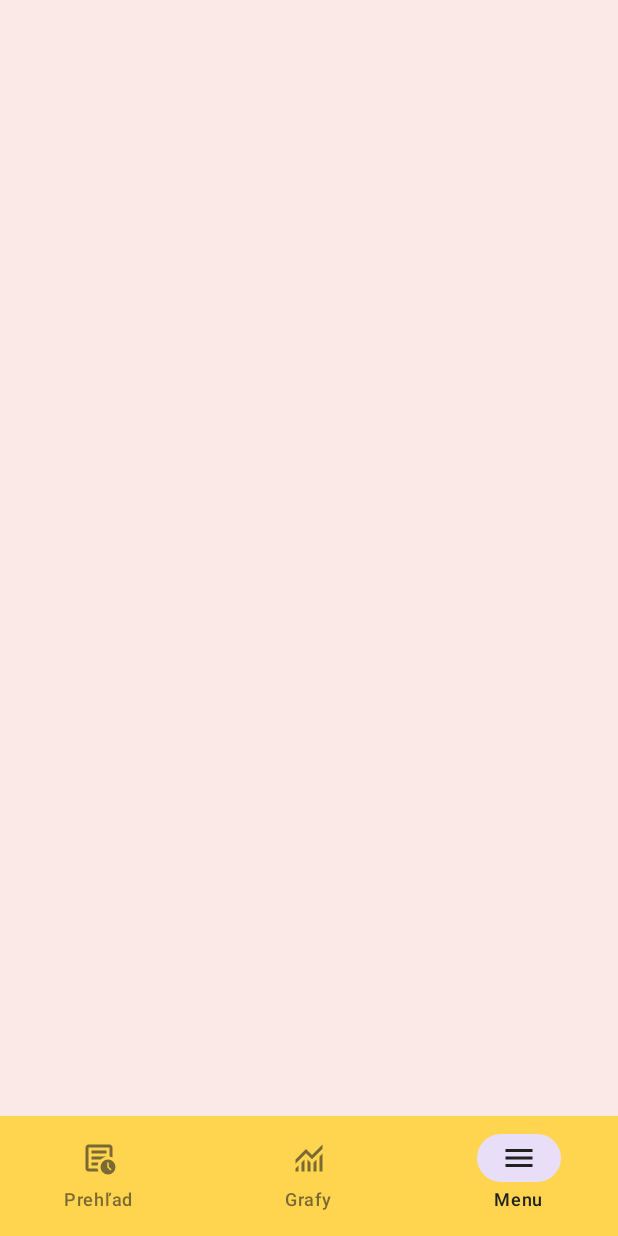
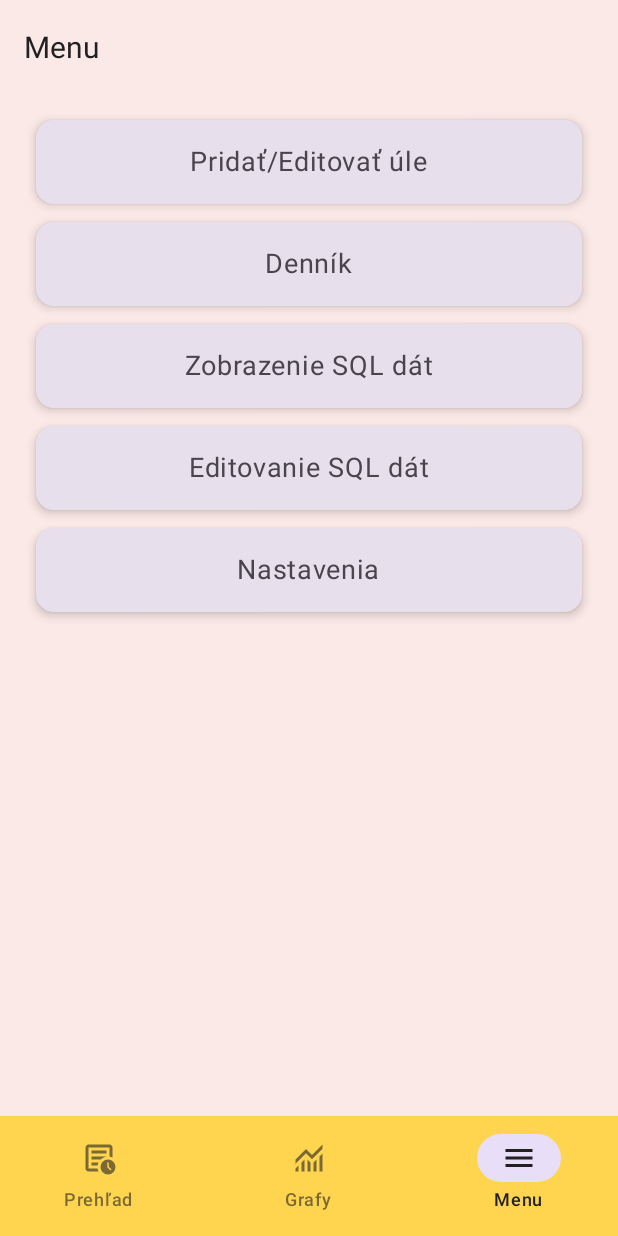
Before and after one commit to Miclah/BeeSense, an Android app built with Jetpack Compose: the MenuScreen screen opened through its navigation route, on a phone screen of 412 x 824 dp. Run offline under Robolectric (Android 15) with nearby library versions, the phone set to English and light mode, and no system bars.

Commit message:
Menu screen
- Added a Menu screen with navigation to subpages.
- Each menu item will navigate the user to it's respective page. (yet to implement).

```diff
--- a/app/src/main/java/com/beesense/MainActivity.kt
+++ b/app/src/main/java/com/beesense/MainActivity.kt
@@ -15,7 +15,7 @@ import com.beesense.ui.components.BottomNavigationBar
 import com.beesense.ui.navigation.Screen
 import com.beesense.ui.screens.OverviewScreen
 import com.beesense.ui.screens.GraphScreen
-import com.beesense.ui.screens.Menu
+import com.beesense.ui.screens.MenuScreen
 import com.beesense.ui.theme.BeeSenseTheme
 
 class MainActivity : ComponentActivity() {
@@ -60,7 +60,7 @@ fun MainApp() {
         ) {
             composable(Screen.Overview.route) { OverviewScreen() }
             composable(Screen.Graphs.route) { GraphScreen() }
-            composable(Screen.Menu.route) { Menu() }
+            composable(Screen.Menu.route) { MenuScreen(navController) }
         }
     }
 }
--- a/app/src/main/java/com/beesense/ui/screens/Menu.kt
+++ b/app/src/main/java/com/beesense/ui/screens/Menu.kt
@@ -1,4 +1,72 @@
 package com.beesense.ui.screens
 
-class Menu {
+import androidx.compose.foundation.clickable
+import androidx.compose.foundation.layout.Arrangement
+import androidx.compose.foundation.layout.Box
+import androidx.compose.foundation.layout.Column
+import androidx.compose.foundation.layout.fillMaxSize
+import androidx.compose.foundation.layout.fillMaxWidth
+import androidx.compose.foundation.layout.padding
+import androidx.compose.foundation.shape.RoundedCornerShape
+import androidx.compose.material3.Card
+import androidx.compose.material3.CardDefaults
+import androidx.compose.material3.ExperimentalMaterial3Api
+import androidx.compose.material3.MaterialTheme
+import androidx.compose.material3.Scaffold
+import androidx.compose.material3.Text
+import androidx.compose.material3.TopAppBar
+import androidx.compose.runtime.Composable
+import androidx.compose.ui.Alignment
+import androidx.compose.ui.Modifier
+import androidx.compose.ui.unit.dp
+import androidx.compose.ui.unit.sp
+import androidx.navigation.NavController
+
+@OptIn(ExperimentalMaterial3Api::class)
+@Composable
+fun MenuScreen(navController: NavController) {
+    Scaffold(
+        topBar = {
+            TopAppBar(
+                title = { Text("Menu", fontSize = 20.sp) }
+            )
+        }
+    ) { paddingValues ->
+        Column(
+            modifier = Modifier
+                .fillMaxSize()
+                .padding(paddingValues)
+                .padding(16.dp),
+            verticalArrangement = Arrangement.spacedBy(12.dp),
+            horizontalAlignment = Alignment.CenterHorizontally
+        ) {
+            MenuItem("Pridať/Editovať úle") { navController.navigate("add_edit_hive") }
+            MenuItem("Denník") { navController.navigate("diary") }
+            MenuItem("Zobrazenie SQL dát") { navController.navigate("view_sql") }
+            MenuItem("Editovanie SQL dát") { navController.navigate("edit_sql") }
+            MenuItem("Nastavenia") { navController.navigate("settings") }
+        }
+    }
 }
+
+@Composable
+fun MenuItem(label: String, onClick: () -> Unit) {
+    Card(
+        modifier = Modifier
+            .fillMaxWidth()
+            .clickable { onClick() }
+            .padding(horizontal = 8.dp),
+        shape = RoundedCornerShape(12.dp),
+        elevation = CardDefaults.cardElevation(4.dp),
+        colors = CardDefaults.cardColors(containerColor = MaterialTheme.colorScheme.surfaceVariant)
+    ) {
+        Box(
+            modifier = Modifier
+                .fillMaxWidth()
+                .padding(16.dp),
+            contentAlignment = Alignment.Center
+        ) {
+            Text(text = label, fontSize = 18.sp)
+        }
+    }
+}
```
